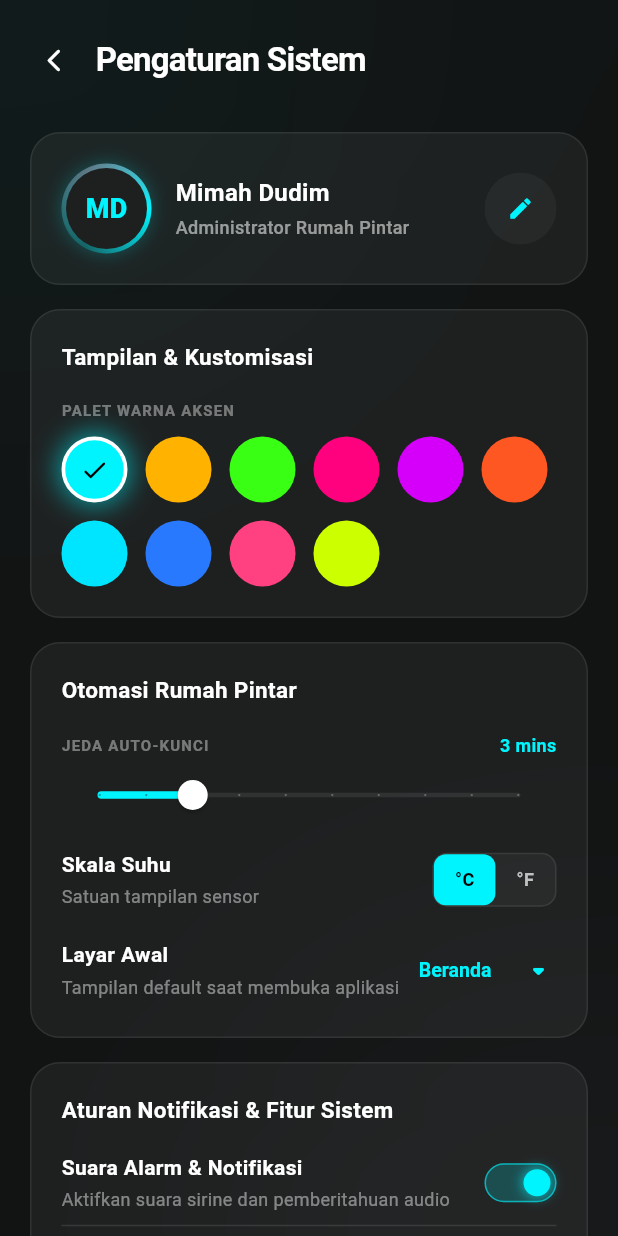
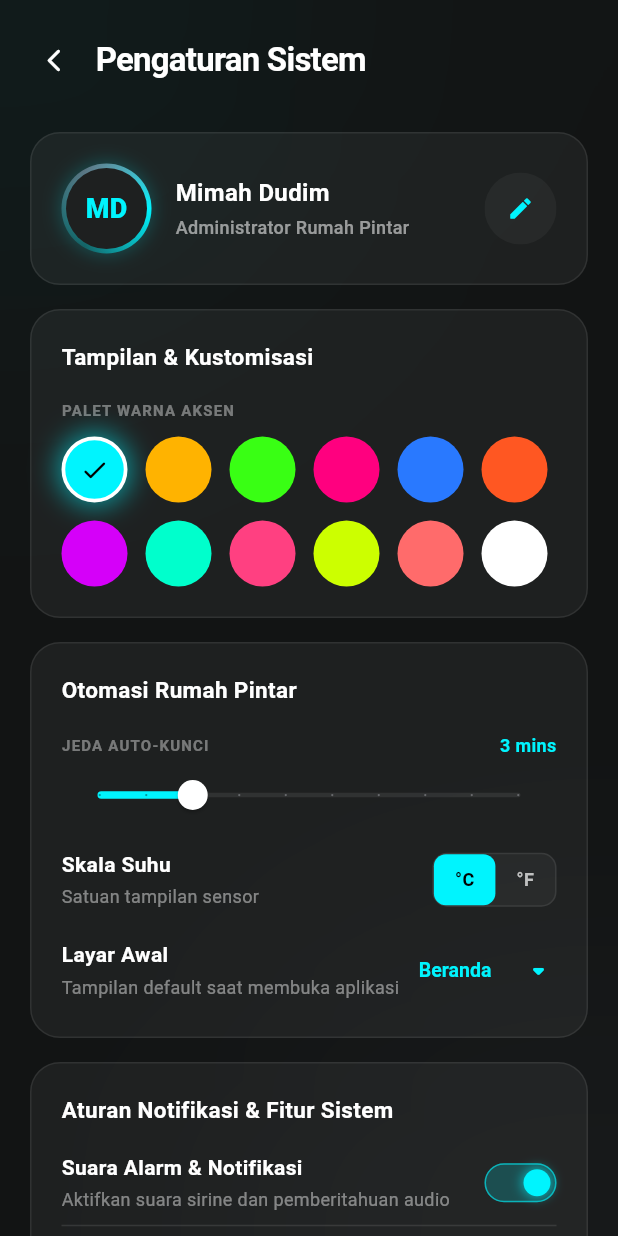
Before and after one commit to RafaEnricoo/otter_app, a Flutter app: the SettingsScreen screen opened directly, on a phone screen of 412 x 824 dp. Run offline on Flutter 3.47's test engine with Material 3 defaults, Android fonts, the phone set to English and light mode, and no system bars; our stand-ins replace audioplayers, firebase_core, firebase_database, flutter_tts, speech_to_text, vibration; accounts and stored records are empty; Roboto replaces fonts that are missing (Sora).

Commit message:
design: refine color list to 12 aesthetic colors including white

```diff
--- a/lib/screens/settings_screen.dart
+++ b/lib/screens/settings_screen.dart
@@ -20,12 +20,14 @@ class _SettingsScreenState extends State<SettingsScreen> with TickerProviderStat
     const Color(0xFFFFB300), // Vibrant Amber
     const Color(0xFF39FF14), // Neon Lime Green
     const Color(0xFFFF007F), // Hot Magenta
+    const Color(0xFF2979FF), // Neon Blue
+    const Color(0xFFFF5722), // Sunset Orange
     const Color(0xFFD500F9), // Electric Purple
-    const Color(0xFFFF5722), // Sunset Orange
-    const Color(0xFF00E5FF), // Bright Turquoise
-    const Color(0xFF2979FF), // Neon Blue
+    const Color(0xFF00FFCC), // Neon Mint
     const Color(0xFFFF4081), // Radiant Pink
     const Color(0xFFCCFF00), // Neon Yellow/Lime
+    const Color(0xFFFF6B6B), // Rose Pink
+    const Color(0xFFFFFFFF), // Pure White
   ];
   late Color _activeAccent;
 
```
